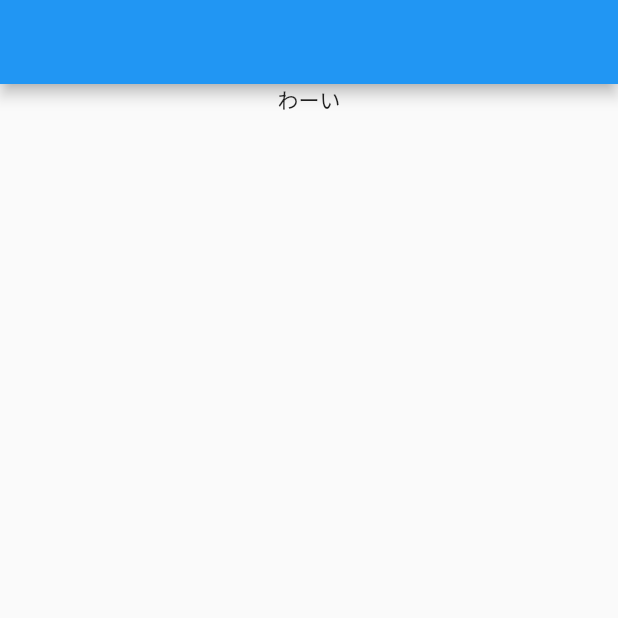
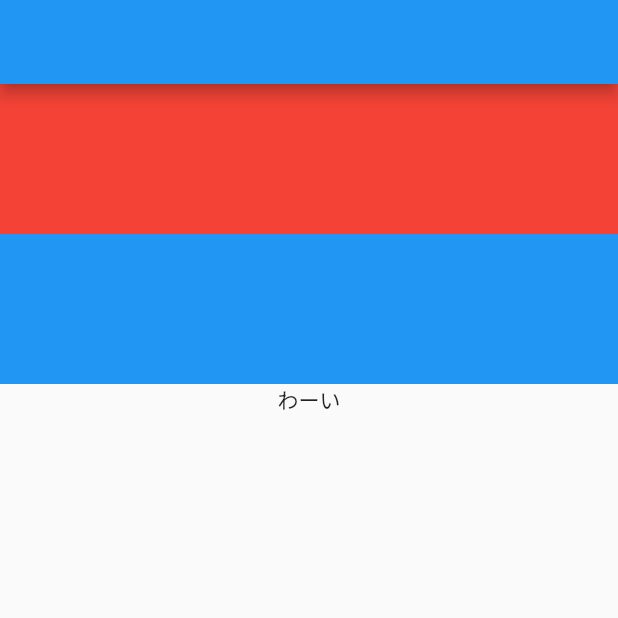
Before and after one commit to bakatsuyuki/widget_sample, a Flutter app: the screen it shows after launch, on a phone screen of 412 x 824 dp, the top half of it. Run offline on Flutter 3.47's test engine with Material 2 defaults, Android fonts, the phone set to English and light mode, and no system bars.

```diff
--- a/lib/main.dart
+++ b/lib/main.dart
@@ -36,12 +36,30 @@ class SamplePage extends StatelessWidget {
   Widget build(BuildContext context) {
     return Scaffold(
       appBar: AppBar(),
-      body: const FractionallySizedBox(
-        widthFactor: 1,
-        child: Text(
-          'わーい',
-          textAlign: TextAlign.center,
-        ),
+      body: ListView(
+        children: [
+          LimitedBox(
+            maxHeight: 100,
+            child: Container(
+              color: Colors.red,
+              height: 150,
+            ),
+          ),
+          LimitedBox(
+            maxHeight: 100,
+            child: Container(
+              color: Colors.blue,
+              height: 100,
+            ),
+          ),
+          const FractionallySizedBox(
+            widthFactor: 1,
+            child: Text(
+              'わーい',
+              textAlign: TextAlign.center,
+            ),
+          ),
+        ],
       ),
     );
   }
```
